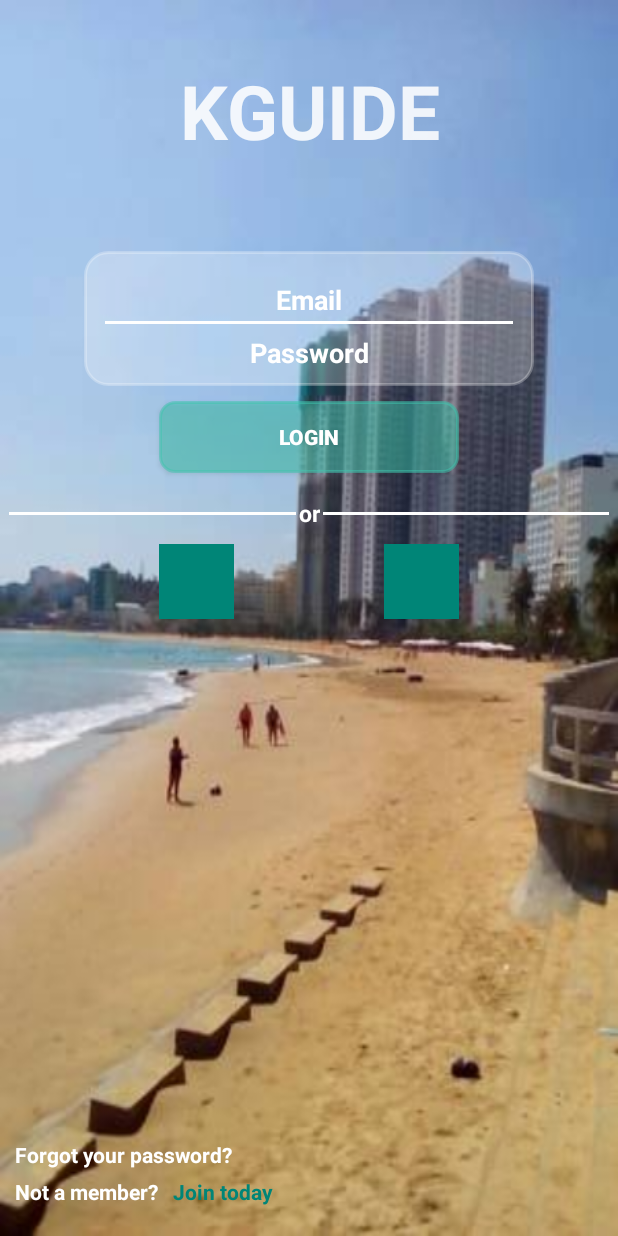
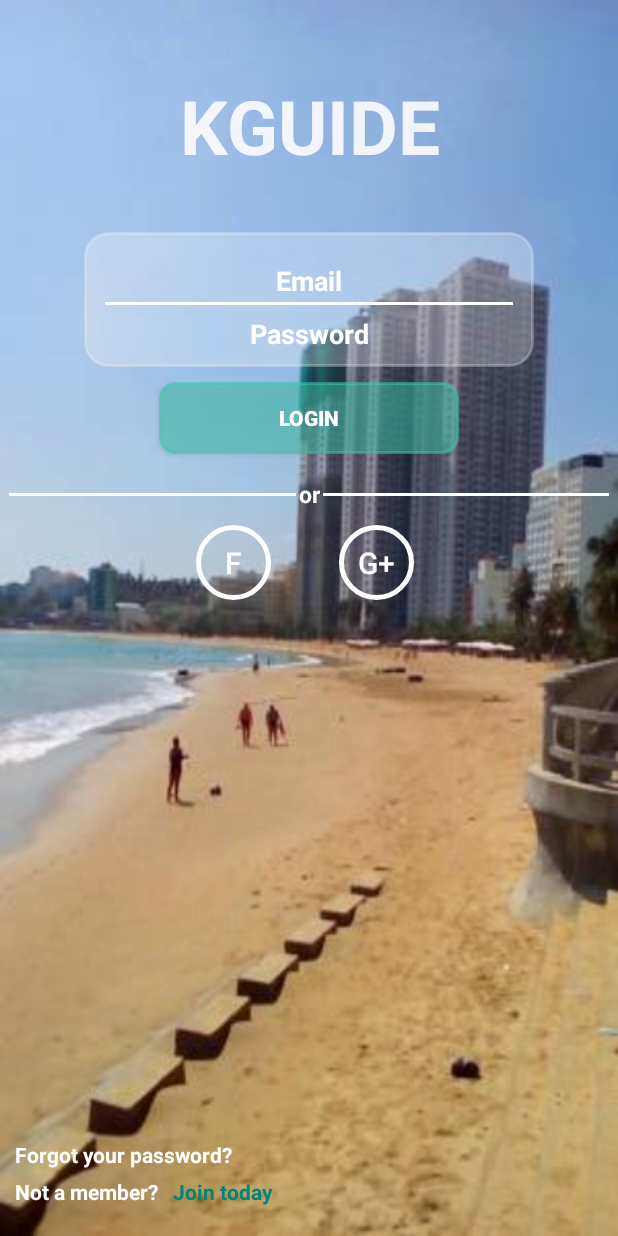
Before and after one commit to hovankhanh/KGuide_Internship, an Android app: the LoginActivity screen opened directly, with no data from a screen before it, on a phone screen of 412 x 824 dp. Run offline under Robolectric (Android 15) with nearby library versions, the phone set to English and light mode, and no system bars.

Commit message:
layout 2

```diff
--- /dev/null
+++ b/KGuide/app/src/main/java/com/example/khanhho/kguide/Adapter/Tourist.java
@@ -0,0 +1,4 @@
+package com.example.khanhho.kguide.Adapter;
+
+public class Tourist {
+}
--- /dev/null
+++ b/KGuide/app/src/main/res/drawable-v21/circle_gmail.xml
@@ -0,0 +1,8 @@
+<?xml version="1.0" encoding="utf-8"?>
+<shape xmlns:android="http://schemas.android.com/apk/res/android"
+    android:shape="rectangle">
+    <corners android:radius="100dp" />
+    <stroke
+        android:width="3dip"
+        android:color="#FFF"/>
+</shape>
--- a/KGuide/app/src/main/res/layout/activity_login.xml
+++ b/KGuide/app/src/main/res/layout/activity_login.xml
@@ -14,12 +14,18 @@
         android:text="KGUIDE"
         android:textSize="50dp"
         android:textColor="#deffffff"
-        android:gravity="center_horizontal"
-        android:layout_marginTop="40dp"
+        android:gravity="center"
+        android:layout_marginTop="50dp"
         android:textStyle="bold"
         />
     <LinearLayout
-        android:layout_marginTop="60dp"
+        android:layout_width="match_parent"
+        android:layout_height="300dp"
+        android:orientation="vertical"
+        android:gravity="center">
+
+        <LinearLayout
+            android:layout_marginTop="20dp"
             android:layout_width="300dp"
             android:layout_height="wrap_content"
             android:orientation="vertical"
@@ -92,20 +98,29 @@
         <LinearLayout
             android:layout_marginTop="10dp"
             android:layout_gravity="center"
-        android:layout_width="200dp"
+            android:layout_width="150dp"
             android:layout_height="wrap_content"
             android:orientation="horizontal">
-        <ImageButton
+            <Button
+                android:text="f"
+                android:textColor="#FFF"
+                android:textSize="20dp"
                 android:layout_width="50dp"
                 android:layout_height="50dp"
-            android:background="@color/colorPrimary"/>
+                android:background="@drawable/circle_gmail"/>/>
 
-        <ImageButton
-            android:layout_marginLeft="100dp"
+            <Button
+                android:layout_marginLeft="45dp"
+                android:text="G+"
+                android:textColor="#FFF"
+                android:textSize="20dp"
                 android:layout_width="50dp"
                 android:layout_height="50dp"
-            android:background="@color/colorPrimary"/>
+                android:background="@drawable/circle_gmail"/>
         </LinearLayout>
+
+    </LinearLayout>
+
     <RelativeLayout
         android:layout_width="match_parent"
         android:layout_height="match_parent"
--- a/KGuide/app/src/main/res/layout/activity_register.xml
+++ b/KGuide/app/src/main/res/layout/activity_register.xml
@@ -5,6 +5,7 @@
     android:layout_width="match_parent"
     android:layout_height="match_parent"
     android:orientation="vertical"
+    android:gravity="center"
     tools:context=".Activities.RegisterActivity"
     android:background="@drawable/background_login">
 
@@ -14,11 +15,12 @@
         android:text="REGISTER"
         android:textColor="#deffffff"
         android:gravity="center_horizontal"
-        android:layout_marginTop="40dp"
         android:textStyle="bold"
         android:textSize="20dp"
         />
+
     <LinearLayout
+        android:layout_marginTop="30dp"
         android:layout_width="300dp"
         android:layout_height="wrap_content"
         android:orientation="vertical"
@@ -27,7 +29,6 @@
         <EditText
             android:textStyle="bold"
             android:textColorHint="#FFF"
-            android:layout_marginTop="30dp"
             android:layout_width="match_parent"
             android:layout_height="50dp"
             android:hint="Name"
@@ -70,7 +71,6 @@
             android:gravity="center"
             android:background="@drawable/circle_background_register"/>
 
-
     </LinearLayout>
     <Button
         android:layout_marginTop="30dp"
```
Lines whose indentation alone changed are shown as unchanged.
